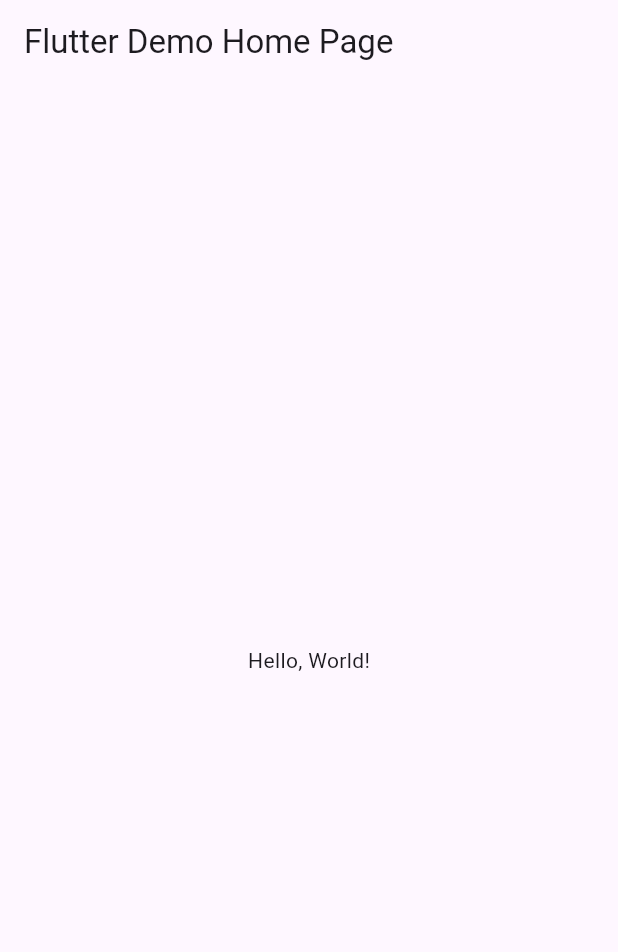
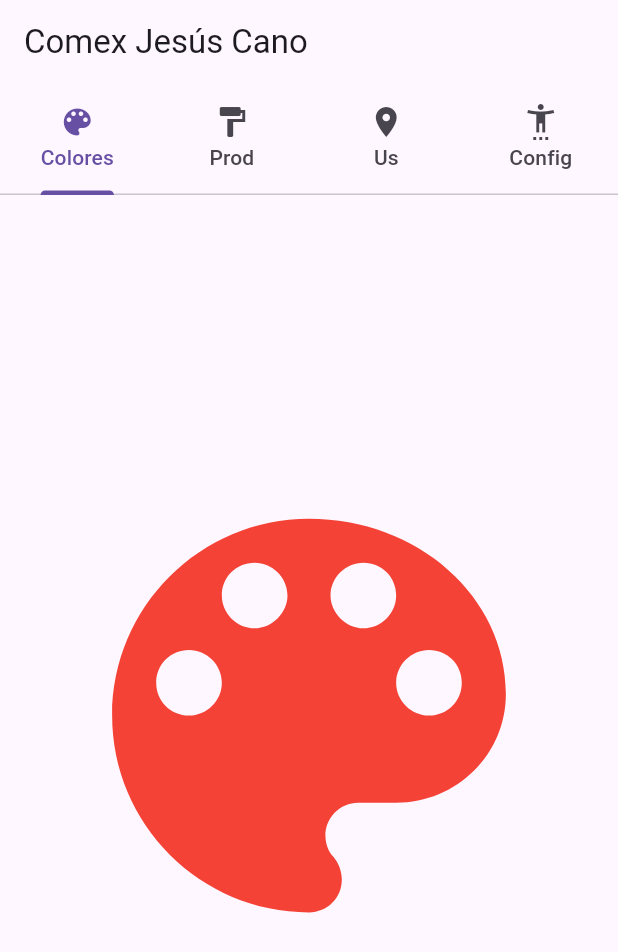
Before and after one commit to JesusRafaelCanoFlores5A/P11-B-TabBar-6J-Cano, a Flutter app: the screen it shows after launch, on a phone screen of 412 x 824 dp. Shown: the top 952 px of the screen. Run offline on Flutter 3.47's test engine with Material 3 defaults, Android fonts, the phone set to English and light mode, and no system bars.

```diff
--- a/lib/main.dart
+++ b/lib/main.dart
@@ -1,42 +1,87 @@
 import 'package:flutter/material.dart';
 
-void main() => runApp(MyApp());
+void main() => runApp(AppTabBar());
 
-class MyApp extends StatelessWidget {
-  const MyApp({super.key});
-  // This widget is the root of your application.
+class AppTabBar extends StatelessWidget {
   @override
   Widget build(BuildContext context) {
     return MaterialApp(
-      // Application name
-      title: 'Flutter Hello World',
-      // Application theme data, you can set the colors for the application as
-      // you want
+      debugShowCheckedModeBanner: false,
+      title: 'Ejemplo TabBar',
       theme: ThemeData(
-        // useMaterial3: true,
         primarySwatch: Colors.blue,
       ),
-      // A widget which will be started on application startup
-      home: MyHomePage(title: 'Flutter Demo Home Page'),
+      home: MiPaginaInicial(),
     );
   }
 }
 
-class MyHomePage extends StatelessWidget {
-  final String title;
-  const MyHomePage({super.key, required this.title});
+class MiPaginaInicial extends StatefulWidget {
+  const MiPaginaInicial({Key? key}) : super(key: key);
 
   @override
+  State<MiPaginaInicial> createState() => _MiPaginaInicialState();
+}
+
+class _MiPaginaInicialState extends State<MiPaginaInicial> {
+  @override
   Widget build(BuildContext context) {
-    return Scaffold(
-      appBar: AppBar(
-        // The title text which will be shown on the action bar
-        title: Text(title),
-      ),
-      body: Center(
-        child: Text(
-          'Hello, World!',
+    return DefaultTabController(
+      length: 4,
+      child: Scaffold(
+        appBar: AppBar(
+          title: Text("Comex Jesús Cano"),
+          bottom: TabBar(
+            tabs: [
+              Tab(
+                text: "Colores",
+                icon: Icon(Icons.color_lens),
+              ), //Texto Icono
+              Tab(
+                text: "Prod",
+                icon: Icon(Icons.format_paint),
+              ), //Texto Icono
+              Tab(
+                text: "Us",
+                icon: Icon(Icons.location_on),
+              ), //Texto Icono
+              Tab(
+                text: "Config",
+                icon: Icon(Icons.settings_accessibility),
+              ), //Texto Icono
+            ],
+          ),
         ),
+        body: TabBarView(children: const <Widget>[
+          Center(
+            child: Icon(
+              Icons.color_lens,
+              size: 350,
+              color: Colors.red,
+            ),
+          ),
+          Center(
+            child: Icon(
+              Icons.format_paint,
+              size: 350,
+              color: Colors.yellow,
+            ),
+          ),
+          Center(
+            child: Icon(
+              Icons.location_on,
+              size: 350,
+              color: Colors.green,
+            ),
+          ),
+          Center(
+            child: Icon(
+              Icons.settings_accessibility,
+              size: 350,
+              color: Colors.purple,
+            ),
+          ),
+        ]),
       ),
     );
   }
```
